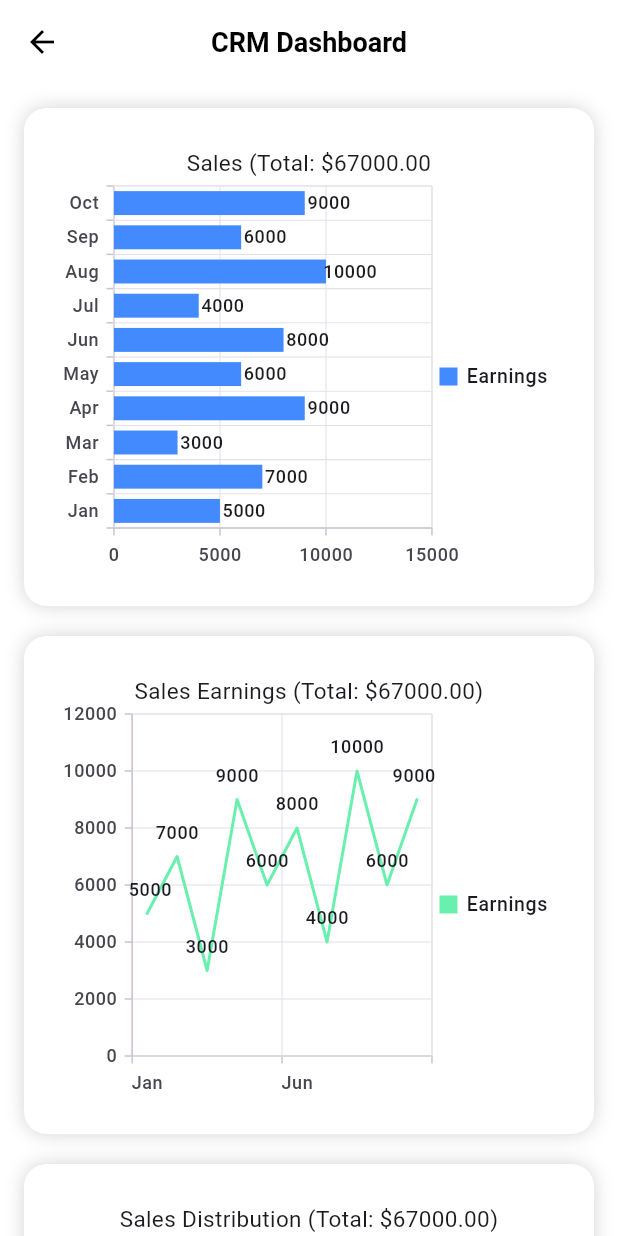
After one commit to ShashwatDhingra/quick-deal-flutter-app, a Flutter app: the HomeScreen screen opened directly, after a tap on the "menu" icon, after a tap on "CRM DashBoard", on a phone screen of 412 x 824 dp. The commit adds this screen. Run offline on Flutter 3.47's test engine with Material 3 defaults, Android fonts, the light colour scheme and no system bars; our stand-ins replace another_flushbar, connectivity_plus, dio, flutter_map, flutter_riverpod, flutter_spinkit and 8 more; accounts and stored records are empty; network calls fail; Roboto replaces fonts that are missing (Poppins).

Commit message:
create : Create CRM Dashboard screen.dart

```diff
--- a/lib/src/core/router/route_generator.dart
+++ b/lib/src/core/router/route_generator.dart
@@ -2,6 +2,7 @@ import 'package:flutter/cupertino.dart';
 import 'package:quickdeal/src/core/router/routes.dart';
 import 'package:quickdeal/src/presentation/features/dashboard/subscreens/search/search_screen.dart';
 
+import '../../presentation/features/analytics._screen.dart';
 import '../../presentation/features/auth/ui/screens/signin_screen.dart';
 import '../../presentation/features/auth/ui/screens/signup_screen.dart';
 import '../../presentation/features/dashboard/dashboard_screen.dart';
@@ -85,6 +86,10 @@ class RouteGenerator {
       case Routes.searchScreen:
         return MaterialPageRoute(builder: (context) => const SearchScreen());
 
+      // Analytics Screen
+      case Routes.analyticScreen:
+        return MaterialPageRoute(builder: (context) => const AnalyticsScreen());
+
       default:
         return _errorRoute();
     }
--- a/lib/src/core/router/routes.dart
+++ b/lib/src/core/router/routes.dart
@@ -38,4 +38,7 @@ class Routes {
 
   // Home View
   static const String homeScreen = '/home-view';
+
+  /// Drawer Router
+  static const String analyticScreen = '/analytics-view';
 }
--- a/lib/src/presentation/customs/drawer..dart
+++ b/lib/src/presentation/customs/drawer..dart
@@ -3,6 +3,7 @@ import 'package:flutter/material.dart';
 import 'package:quickdeal/src/core/utils/ui_utils/constants/assets.dart';
 import 'package:quickdeal/src/core/utils/ui_utils/extensions.dart';
 
+import '../../core/router/routes.dart';
 import '../../core/utils/ui_utils/constants/colors.dart';
 
 class CustomDrawer extends StatelessWidget {
@@ -52,8 +53,9 @@ class CustomDrawer extends StatelessWidget {
                 _buildListTile(Icons.business_outlined, 'Propeties', () {}),
                 _buildListTile(
                     Icons.follow_the_signs_outlined, 'Followup', () {}),
-                _buildListTile(
-                    Icons.analytics_outlined, 'Carm DashBoard', () {}),
+                _buildListTile(Icons.analytics_outlined, 'CRM DashBoard', () {
+                  Navigator.pushNamed(context, Routes.analyticScreen);
+                }),
                 _buildListTile(Icons.info_outline_rounded, 'About Us', () {}),
                 _buildListTile(Icons.info, 'Terms & Conditions', () {}),
                 _buildListTile(Icons.info, 'Help', () {}),
--- /dev/null
+++ b/lib/src/presentation/features/analytics._screen.dart
@@ -0,0 +1,191 @@
+import 'package:flutter/material.dart';
+import 'package:quickdeal/src/core/utils/ui_utils/extensions.dart';
+import 'package:syncfusion_flutter_charts/charts.dart';
+
+import '../../core/utils/ui_utils/constants/colors.dart';
+
+class Sales {
+  final String label;
+  final double earnings;
+
+  Sales(this.label, this.earnings);
+}
+
+class AnalyticsScreen extends StatelessWidget {
+  const AnalyticsScreen({super.key});
+
+  @override
+  Widget build(BuildContext context) {
+    // Example data
+    final List<Sales> sales = [
+      Sales('Jan', 5000),
+      Sales('Feb', 7000),
+      Sales('Mar', 3000),
+      Sales('Apr', 9000),
+      Sales('May', 6000),
+      Sales('Jun', 8000),
+      Sales('Jul', 4000),
+      Sales('Aug', 10000),
+      Sales('Sep', 6000),
+      Sales('Oct', 9000),
+    ];
+
+    final double totalEarnings =
+        sales.fold(0, (sum, item) => sum + item.earnings);
+
+    return Scaffold(
+      appBar: AppBar(
+        title: const Text('CRM Dashboard'),
+        centerTitle: true,
+      ),
+      body: SingleChildScrollView(
+        child: Padding(
+          padding: const EdgeInsets.all(16.0),
+          child: Column(
+            children: [
+              // Bar Chart
+              _buildChartCard(
+                context,
+                SfCartesianChart(
+                  primaryXAxis: CategoryAxis(),
+                  title: ChartTitle(
+                      text:
+                          'Sales (Total: \$${totalEarnings.toStringAsFixed(2)}'),
+                  legend: Legend(isVisible: true),
+                  tooltipBehavior: TooltipBehavior(enable: true),
+                  series: <CartesianSeries<Sales, String>>[
+                    BarSeries<Sales, String>(
+                      dataSource: sales,
+                      xValueMapper: (Sales sales, _) => sales.label,
+                      yValueMapper: (Sales sales, _) => sales.earnings,
+                      name: 'Earnings',
+                      color: Colors.blueAccent,
+                      dataLabelSettings:
+                          const DataLabelSettings(isVisible: true),
+                    ),
+                  ],
+                ),
+              ),
+
+              const SizedBox(height: 20),
+
+              // Line Chart
+              _buildChartCard(
+                context,
+                SfCartesianChart(
+                  primaryXAxis: CategoryAxis(),
+                  title: ChartTitle(
+                      text:
+                          'Sales Earnings (Total: \$${totalEarnings.toStringAsFixed(2)})'),
+                  legend: Legend(isVisible: true),
+                  tooltipBehavior: TooltipBehavior(enable: true),
+                  series: <CartesianSeries<Sales, String>>[
+                    LineSeries<Sales, String>(
+                      dataSource: sales,
+                      xValueMapper: (Sales sales, _) => sales.label,
+                      yValueMapper: (Sales sales, _) => sales.earnings,
+                      name: 'Earnings',
+                      color: Colors.greenAccent,
+                      dataLabelSettings:
+                          const DataLabelSettings(isVisible: true),
+                    ),
+                  ],
+                ),
+              ),
+
+              const SizedBox(height: 20),
+
+              // Pie Chart
+              _buildChartCard(
+                context,
+                SfCircularChart(
+                  title: ChartTitle(
+                      text:
+                          'Sales Distribution (Total: \$${totalEarnings.toStringAsFixed(2)})'),
+                  legend: Legend(isVisible: true),
+                  tooltipBehavior: TooltipBehavior(enable: true),
+                  series: <CircularSeries<Sales, String>>[
+                    PieSeries<Sales, String>(
+                      dataSource: sales,
+                      xValueMapper: (Sales sales, _) => sales.label,
+                      yValueMapper: (Sales sales, _) => sales.earnings,
+                      name: 'Earnings',
+                      dataLabelSettings:
+                          const DataLabelSettings(isVisible: true),
+                      explode: true,
+                      explodeIndex: 0,
+                    ),
+                  ],
+                ),
+              ),
+
+              const SizedBox(height: 20),
+
+              // Column Chart
+              _buildChartCard(
+                context,
+                SfCartesianChart(
+                  primaryXAxis: CategoryAxis(),
+                  title: ChartTitle(
+                      text:
+                          'Sales Earnings (Total: \$${totalEarnings.toStringAsFixed(2)})'),
+                  legend: Legend(isVisible: true),
+                  tooltipBehavior: TooltipBehavior(enable: true),
+                  series: <CartesianSeries<Sales, String>>[
+                    ColumnSeries<Sales, String>(
+                      dataSource: sales,
+                      xValueMapper: (Sales sales, _) => sales.label,
+                      yValueMapper: (Sales sales, _) => sales.earnings,
+                      name: 'Earnings',
+                      color: Colors.orangeAccent,
+                      dataLabelSettings:
+                          const DataLabelSettings(isVisible: true),
+                    ),
+                  ],
+                ),
+              ),
+            ],
+          ),
+        ),
+      ),
+    );
+  }
+
+  Widget _buildChartCard(BuildContext context, Widget chart) {
+    var isDark = context.isDarkMode;
+    return Container(
+      decoration: BoxDecoration(
+        color: isDark ? CColors.darkContainer : CColors.white,
+        borderRadius: BorderRadius.circular(15),
+        boxShadow: [
+          BoxShadow(
+            color: CColors.black.withOpacity(0.2),
+            blurRadius: 10,
+            spreadRadius: 0,
+          ),
+        ],
+      ),
+      child: Padding(
+        padding: const EdgeInsets.all(16.0),
+        child: chart,
+      ),
+    );
+  }
+}
+
+final List<Sales> sales = [
+  Sales('Jan', 5000),
+  Sales('Feb', 7000),
+  Sales('Mar', 3000),
+  Sales('Apr', 8000),
+  Sales('May', 6000),
+  Sales('Jun', 9000),
+  Sales('Jul', 4000),
+  Sales('Aug', 7500),
+  Sales('Sep', 8500),
+  Sales('Oct', 9500),
+  Sales('Nov', 10000),
+  Sales('Dec', 12000),
+];
+
+final double totalEarnings = sales.fold(0, (sum, sale) => sum + sale.earnings);
--- a/pubspec.yaml
+++ b/pubspec.yaml
@@ -45,7 +45,8 @@ dependencies:
   shared_preferences: ^2.3.3
   isar: ^3.1.0+1
   url_launcher: ^6.3.1
-  intl: ^0.20.1
+  intl: ^0.19.0
+  syncfusion_flutter_charts: ^20.4.50
   permission_handler: ^11.3.1
   geolocator: ^10.1.0
   flutter_riverpod: ^2.6.1
@@ -55,6 +56,8 @@ dependencies:
   animations: ^2.0.11
   flutter_map: ^6.1.0
   latlong2: ^0.9.1
+
+
 
 dev_dependencies:
   flutter_test:
```
Also changed, not shown: pubspec.lock.
